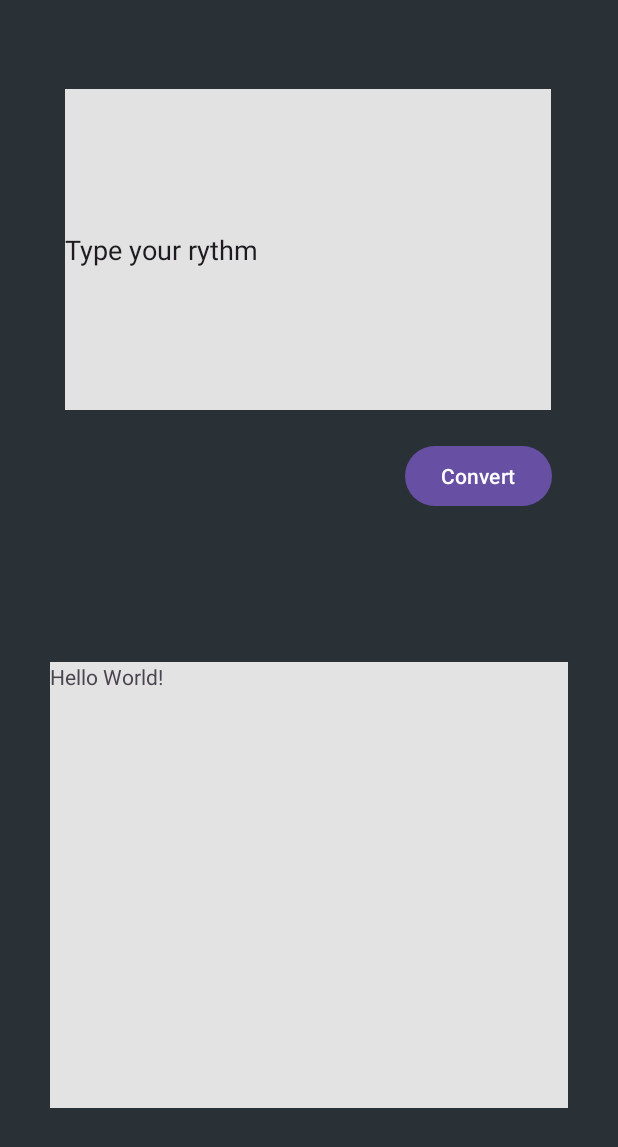
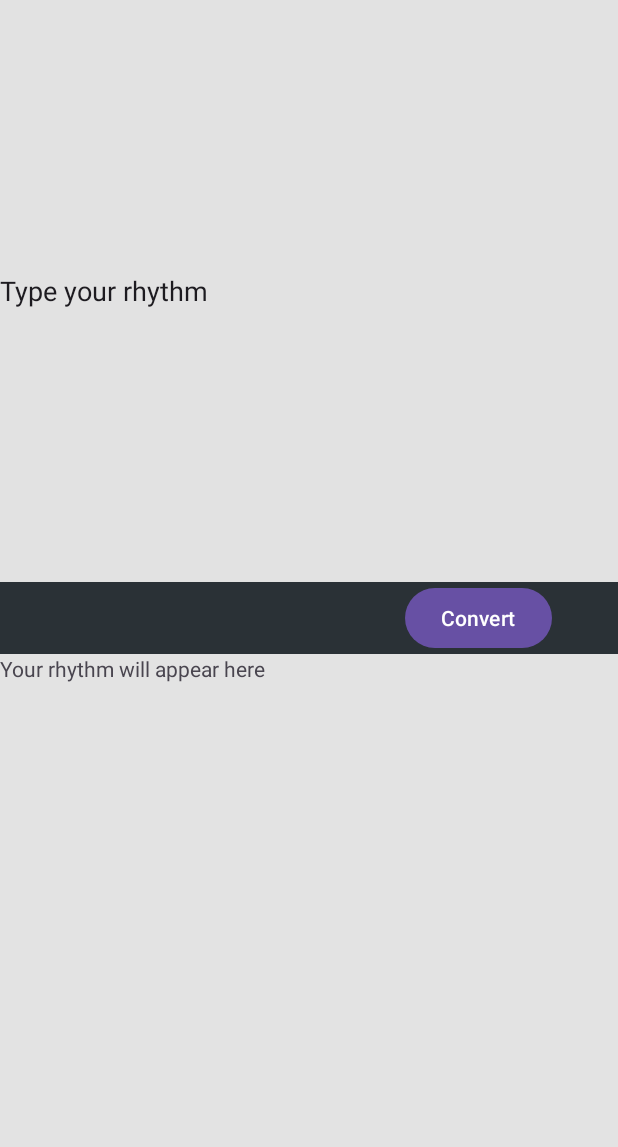
Before and after one commit to tomfiddle/RhythmTranslator, an Android app: the screen it shows after launch (MainActivity), on a phone screen of 412 x 824 dp. Shown: the top 1147 px of the screen. Run offline under Robolectric (Android 15) with nearby library versions, the phone set to English and light mode, and no system bars.

Commit message:
Fixed Layout added audio player plays just one note currently

```diff
--- a/app/src/main/java/com/example/rhythmtranslator/MainActivity.java
+++ b/app/src/main/java/com/example/rhythmtranslator/MainActivity.java
@@ -4,6 +4,7 @@ import androidx.appcompat.app.AppCompatActivity;
 
 import android.annotation.SuppressLint;
 import android.content.res.AssetManager;
+import android.media.MediaPlayer;
 import android.os.Bundle;
 import android.view.View;
 import android.widget.Button;
@@ -53,6 +54,8 @@ public class MainActivity extends AppCompatActivity {
                 String userText = userTextInput.getText().toString();
                 String notes = translateToNotes(userText); //returns String
                 notesView.setText(notes);
+                audioPlayer(notes);
+
             }
         }));
 
@@ -70,6 +73,7 @@ public class MainActivity extends AppCompatActivity {
                 if (noteDictionary.containsKey(c)) {
                     String note = noteDictionary.get(c);
                     noteText.append(note);
+
                 }
             } else {
                 noteText.append(c); // Append non-letter and non-whitespace characters as-is
@@ -101,7 +105,18 @@ public class MainActivity extends AppCompatActivity {
         }
     }
 
+    private void audioPlayer(String notes){
+        MediaPlayer notePlayer = new MediaPlayer();
+        for(int i = 0; i < notes.length(); i++){
+            char c = notes.charAt(i);
+            String singleNote = String.valueOf(c);
+            if(singleNote.equals("1")){
+                notePlayer.start();
+            }else{
 
+            }
+        }
+    }
 
 
 
--- a/app/src/main/res/layout/activity_main.xml
+++ b/app/src/main/res/layout/activity_main.xml
@@ -11,43 +11,42 @@
 
     <EditText
         android:id="@+id/user_text_input"
-        android:layout_width="324dp"
-        android:layout_height="214dp"
+        android:layout_width="0dp"
+        android:layout_height="0dp"
         android:background="#E2E2E2"
         android:ems="10"
         android:inputType="text"
-        android:text="Type your rythm"
+        android:text="Type your rhythm"
         android:textAlignment="textStart"
-        app:layout_constraintBottom_toBottomOf="parent"
+        app:layout_constraintBottom_toTopOf="@+id/convert_button"
         app:layout_constraintEnd_toEndOf="parent"
-        app:layout_constraintHorizontal_bias="0.494"
+        app:layout_constraintHorizontal_bias="0.5"
         app:layout_constraintStart_toStartOf="parent"
         app:layout_constraintTop_toTopOf="parent"
-        app:layout_constraintVertical_bias="0.097" />
-
-    <TextView
-        android:id="@+id/notes_view"
-        android:layout_width="345dp"
-        android:layout_height="297dp"
-        android:background="#E3E3E3"
-        android:text="Hello World!"
-        app:layout_constraintBottom_toBottomOf="parent"
-        app:layout_constraintEnd_toEndOf="parent"
-        app:layout_constraintStart_toStartOf="parent"
-        app:layout_constraintTop_toTopOf="parent"
-        app:layout_constraintVertical_bias="0.838" />
+        app:layout_constraintVertical_bias="0.09" />
 
     <Button
         android:id="@+id/convert_button"
         android:layout_width="wrap_content"
         android:layout_height="wrap_content"
         android:text="Convert"
-        app:layout_constraintBottom_toBottomOf="parent"
+        app:layout_constraintBottom_toTopOf="@+id/notes_view"
         app:layout_constraintEnd_toEndOf="parent"
         app:layout_constraintHorizontal_bias="0.859"
         app:layout_constraintStart_toStartOf="parent"
-        app:layout_constraintTop_toTopOf="parent"
-        app:layout_constraintVertical_bias="0.378" />
+        app:layout_constraintTop_toBottomOf="@+id/user_text_input"
+        app:layout_constraintVertical_bias="0.36" />
 
+    <TextView
+        android:id="@+id/notes_view"
+        android:layout_width="0dp"
+        android:layout_height="0dp"
+        android:background="#E3E3E3"
+        android:text="Your rhythm will appear here"
+        app:layout_constraintBottom_toBottomOf="parent"
+        app:layout_constraintEnd_toEndOf="parent"
+        app:layout_constraintStart_toStartOf="parent"
+        app:layout_constraintTop_toBottomOf="@+id/convert_button"
+        app:layout_constraintVertical_bias="0.1" />
 
 </androidx.constraintlayout.widget.ConstraintLayout>
```
Also changed, not shown: 1 other file.
